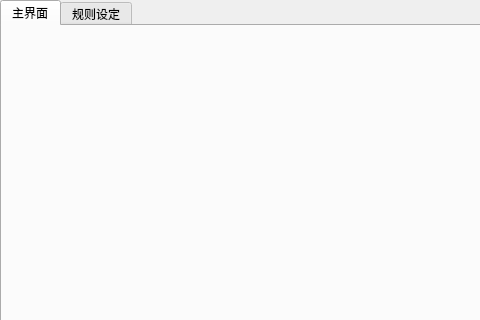
This is homepage/ui_mainwindow.ui in TC-FW/Battery-Auto-Test-Tool as Qt 5 draws it before an edit; both pictures show x 0 to 480 and y 0 to 320 of the 1024 by 768 pixel window. The edited form follows.
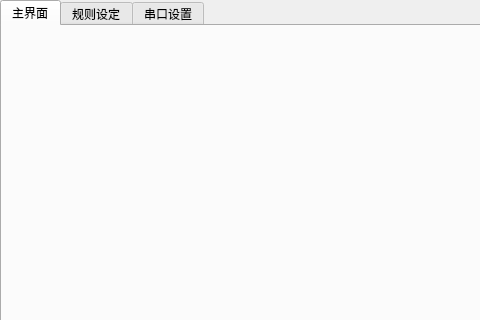
This is the edited form.

Commit message: 1. 添加煲机流程执行代码, 2. 添加煲机流程判断代码, 3. 添加DC控制代码, 4. 添加串口连接代码, 5. 添加QT串口连接控制界面, 6. 添加QT控制DC, Eload相关代码.

```diff
--- a/homepage/ui_mainwindow.ui
+++ b/homepage/ui_mainwindow.ui
@@ -72,6 +72,11 @@
         <string>规则设定</string>
        </attribute>
       </widget>
+      <widget class="QWidget" name="window_tab_3">
+       <attribute name="title">
+        <string>串口设置</string>
+       </attribute>
+      </widget>
      </widget>
     </item>
    </layout>
```
The commit also changes 11 other files.
